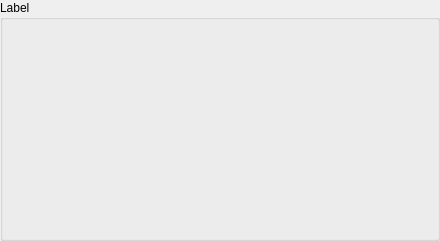
The window that sdk/src/displays/base/switch/DisplaySimpleSwitch.ui (OpenFairWind/fairwindplusplus) describes before a commit, drawn with Qt 5.
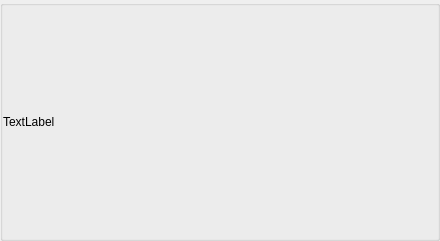
The same window after the commit.

Diff of the .ui file:
```diff
--- a/sdk/src/displays/base/switch/DisplaySimpleSwitch.ui
+++ b/sdk/src/displays/base/switch/DisplaySimpleSwitch.ui
@@ -15,7 +15,7 @@
   </property>
   <layout class="QVBoxLayout" name="verticalLayout_2">
    <property name="spacing">
-    <number>3</number>
+    <number>1</number>
    </property>
    <property name="leftMargin">
     <number>0</number>
@@ -32,24 +32,58 @@
    <item>
     <widget class="QGroupBox" name="groupBox">
      <property name="title">
-      <string>Label</string>
+      <string/>
      </property>
-     <layout class="QVBoxLayout" name="verticalLayout">
+     <layout class="QHBoxLayout" name="layoutGroupBoxS">
       <property name="spacing">
        <number>1</number>
       </property>
       <property name="leftMargin">
-       <number>1</number>
+       <number>0</number>
       </property>
       <property name="topMargin">
-       <number>1</number>
+       <number>0</number>
       </property>
       <property name="rightMargin">
-       <number>1</number>
+       <number>0</number>
       </property>
       <property name="bottomMargin">
-       <number>1</number>
+       <number>0</number>
       </property>
+      <item>
+       <widget class="QLabel" name="labelSimpleSwitch">
+        <property name="text">
+         <string>TextLabel</string>
+        </property>
+       </widget>
+      </item>
+      <item>
+       <widget class="QFrame" name="frameSimpleSwitch">
+        <property name="frameShape">
+         <enum>QFrame::NoFrame</enum>
+        </property>
+        <property name="frameShadow">
+         <enum>QFrame::Raised</enum>
+        </property>
+        <layout class="QVBoxLayout" name="layoutFrameS">
+         <property name="spacing">
+          <number>1</number>
+         </property>
+         <property name="leftMargin">
+          <number>0</number>
+         </property>
+         <property name="topMargin">
+          <number>0</number>
+         </property>
+         <property name="rightMargin">
+          <number>0</number>
+         </property>
+         <property name="bottomMargin">
+          <number>0</number>
+         </property>
+        </layout>
+       </widget>
+      </item>
      </layout>
     </widget>
    </item>
```
Left out of the diff: 4 changed lines with no effect on the pictures.
